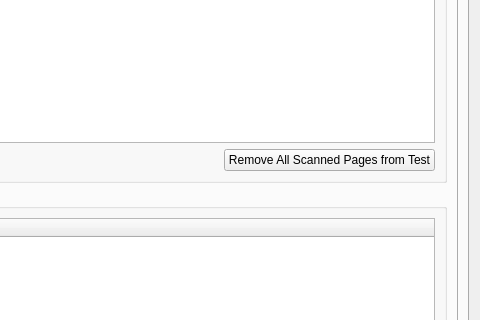
This is qtCreatorFiles/ui_manager.ui in plomgrading/plom as Qt 5 draws it before an edit; both pictures show x 544 to 1024 and y 140 to 460 of the 1024 by 660 pixel window. The edited form follows.
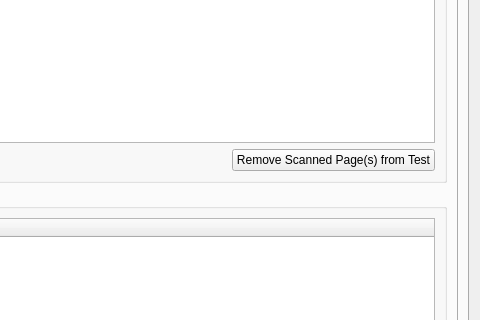
This is the edited form. The open tabs and pages were chosen to show the change.

Diff of the .ui file:
```diff
--- a/qtCreatorFiles/ui_manager.ui
+++ b/qtCreatorFiles/ui_manager.ui
@@ -311,7 +311,7 @@
                 <item>
                  <widget class="QPushButton" name="removePagesB">
                   <property name="text">
-                   <string>Remove All Scanned Pages from Test</string>
+                   <string>Remove Scanned Page(s) from Test</string>
                   </property>
                  </widget>
                 </item>
```
